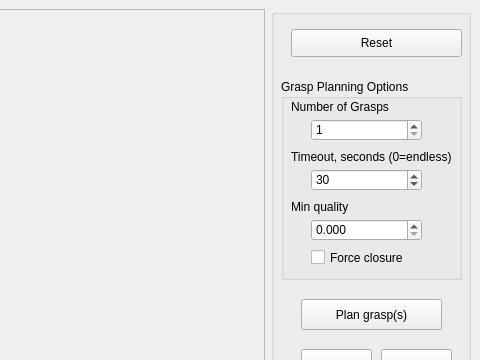
Before: the Qt Designer form GraspPlanning/examples/GraspPlanner/GraspPlanner.ui in softbankrobotics-research/Simox, drawn with Qt 5; both pictures show x 599 to 1079 and y 0 to 360 of the 1079 by 819 pixel window.
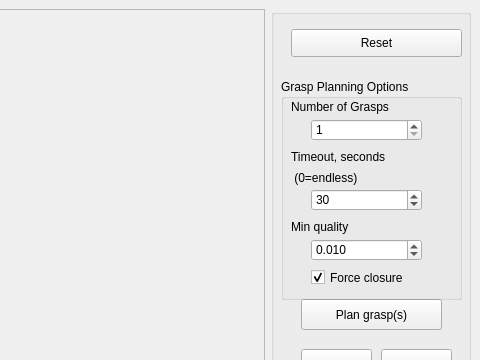
After: the same form once the commit is applied.

Commit message: Sanity checks in grasp planner Hints for starting grasp planner with differnt hants

Patch:
```diff
--- a/GraspPlanning/examples/GraspPlanner/GraspPlanner.ui
+++ b/GraspPlanning/examples/GraspPlanner/GraspPlanner.ui
@@ -120,7 +120,7 @@
          <x>10</x>
          <y>70</y>
          <width>181</width>
-         <height>201</height>
+         <height>221</height>
         </rect>
        </property>
        <property name="title">
@@ -130,14 +130,17 @@
         <property name="geometry">
          <rect>
           <x>30</x>
-          <y>170</y>
-          <width>111</width>
+          <y>190</y>
+          <width>131</width>
           <height>17</height>
          </rect>
         </property>
         <property name="text">
          <string>Force closure</string>
         </property>
+        <property name="checked">
+         <bool>true</bool>
+        </property>
        </widget>
        <widget class="QSpinBox" name="spinBoxGraspNumber">
         <property name="geometry">
@@ -173,19 +176,19 @@
          <rect>
           <x>10</x>
           <y>70</y>
-          <width>171</width>
+          <width>181</width>
           <height>16</height>
          </rect>
         </property>
         <property name="text">
-         <string>Timeout, seconds (0=endless)</string>
+         <string>Timeout, seconds</string>
         </property>
        </widget>
        <widget class="QSpinBox" name="spinBoxTimeOut">
         <property name="geometry">
          <rect>
           <x>30</x>
-          <y>90</y>
+          <y>110</y>
           <width>111</width>
           <height>22</height>
          </rect>
@@ -204,7 +207,7 @@
         <property name="geometry">
          <rect>
           <x>10</x>
-          <y>120</y>
+          <y>140</y>
           <width>171</width>
           <height>16</height>
          </rect>
@@ -217,7 +220,7 @@
         <property name="geometry">
          <rect>
           <x>30</x>
-          <y>140</y>
+          <y>160</y>
           <width>111</width>
           <height>22</height>
          </rect>
@@ -231,6 +234,22 @@
         <property name="singleStep">
          <double>0.001000000000000</double>
         </property>
+        <property name="value">
+         <double>0.010000000000000</double>
+        </property>
+       </widget>
+       <widget class="QLabel" name="label">
+        <property name="geometry">
+         <rect>
+          <x>10</x>
+          <y>90</y>
+          <width>131</width>
+          <height>17</height>
+         </rect>
+        </property>
+        <property name="text">
+         <string> (0=endless)</string>
+        </property>
        </widget>
       </widget>
       <widget class="QPushButton" name="pushButtonSave">
```
Left out of the diff: 2 changed lines with no effect on the pictures. The commit also changes 3 other files.
